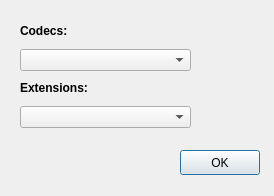
First picture: the form in videosettings.ui, repository TigaxMT/PicMoments, before the edit.
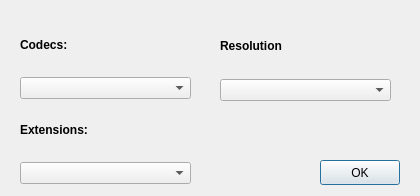
Second picture: the form after the edit.

Commit message:
Added Resolution option to choose the best resolution of your webcam
Added a new logo for the program

```diff
--- a/videosettings.ui
+++ b/videosettings.ui
@@ -6,7 +6,7 @@
    <rect>
     <x>0</x>
     <y>0</y>
-    <width>274</width>
+    <width>420</width>
     <height>196</height>
    </rect>
   </property>
@@ -16,8 +16,8 @@
   <widget class="QPushButton" name="okBtn">
    <property name="geometry">
     <rect>
-     <x>180</x>
-     <y>150</y>
+     <x>320</x>
+     <y>160</y>
      <width>80</width>
      <height>25</height>
     </rect>
@@ -26,13 +26,13 @@
     <string>OK</string>
    </property>
   </widget>
-  <widget class="QWidget" name="">
+  <widget class="QWidget" name="layoutWidget">
    <property name="geometry">
     <rect>
      <x>20</x>
      <y>20</y>
      <width>171</width>
-     <height>108</height>
+     <height>164</height>
     </rect>
    </property>
    <layout class="QVBoxLayout" name="verticalLayout_3">
@@ -66,6 +66,28 @@
     </item>
    </layout>
   </widget>
+  <widget class="QWidget" name="">
+   <property name="geometry">
+    <rect>
+     <x>220</x>
+     <y>20</y>
+     <width>171</width>
+     <height>81</height>
+    </rect>
+   </property>
+   <layout class="QVBoxLayout" name="verticalLayout_4">
+    <item>
+     <widget class="QLabel" name="resolution">
+      <property name="text">
+       <string>&lt;b&gt;Resolution&lt;/b&gt;</string>
+      </property>
+     </widget>
+    </item>
+    <item>
+     <widget class="QComboBox" name="resolutionBox"/>
+    </item>
+   </layout>
+  </widget>
  </widget>
  <resources/>
  <connections/>
```
The commit also changes 10 other files.
